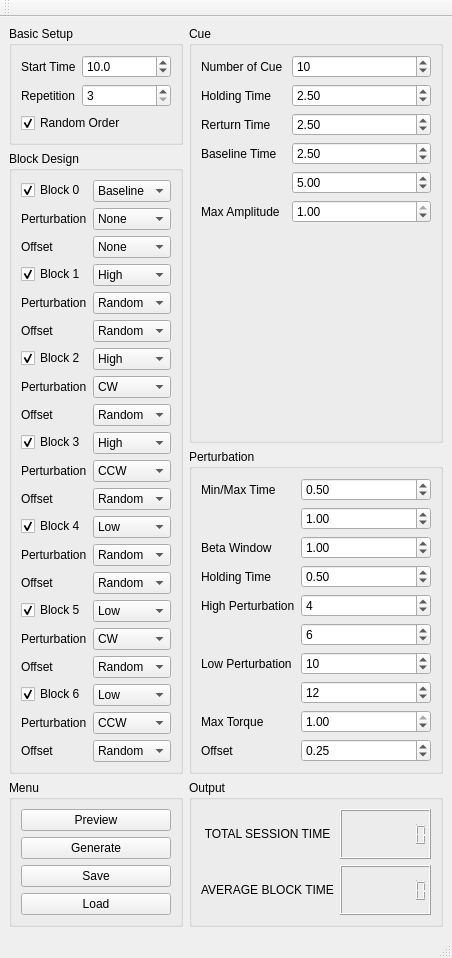
ThomasMartineau/Python-for-TMSiLite, file gui/rigidity_experiment_main_window.ui: the form before one commit.
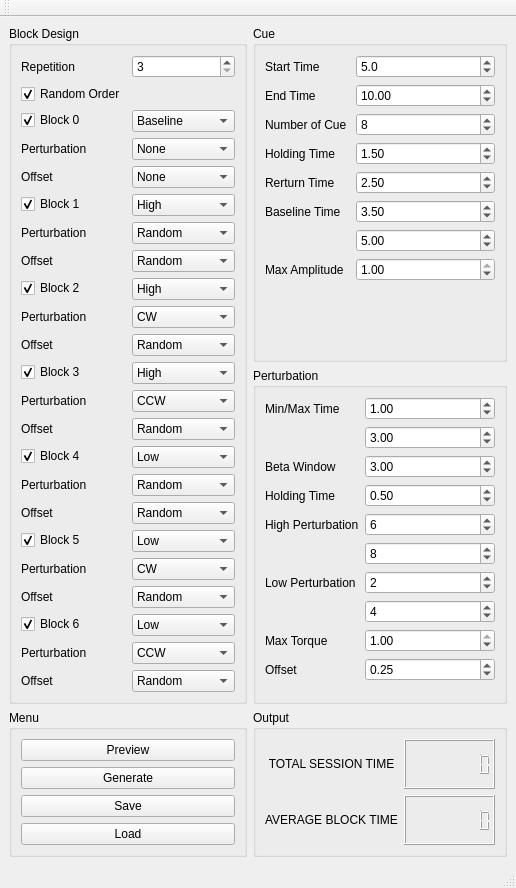
The form after the commit.

Commit message: end time added

The edit to the form file:
```diff
--- a/gui/rigidity_experiment_main_window.ui
+++ b/gui/rigidity_experiment_main_window.ui
@@ -6,8 +6,8 @@
    <rect>
     <x>0</x>
     <y>0</y>
-    <width>404</width>
-    <height>880</height>
+    <width>516</width>
+    <height>821</height>
    </rect>
   </property>
   <property name="windowTitle">
@@ -15,49 +15,6 @@
   </property>
   <widget class="QWidget" name="centralwidget">
    <layout class="QGridLayout" name="gridLayout">
-    <item row="3" column="2" rowspan="3">
-     <widget class="QGroupBox" name="groupBox_4">
-      <property name="title">
-       <string>Output </string>
-      </property>
-      <layout class="QGridLayout" name="gridLayout_5">
-       <item row="0" column="0">
-        <widget class="QLabel" name="label_16">
-         <property name="text">
-          <string>TOTAL SESSION TIME</string>
-         </property>
-         <property name="alignment">
-          <set>Qt::AlignCenter</set>
-         </property>
-        </widget>
-       </item>
-       <item row="0" column="1">
-        <widget class="QLCDNumber" name="Total_time">
-         <property name="digitCount">
-          <number>8</number>
-         </property>
-        </widget>
-       </item>
-       <item row="1" column="1">
-        <widget class="QLCDNumber" name="Average_time">
-         <property name="digitCount">
-          <number>8</number>
-         </property>
-        </widget>
-       </item>
-       <item row="1" column="0">
-        <widget class="QLabel" name="label_19">
-         <property name="text">
-          <string>AVERAGE BLOCK TIME</string>
-         </property>
-         <property name="alignment">
-          <set>Qt::AlignCenter</set>
-         </property>
-        </widget>
-       </item>
-      </layout>
-     </widget>
-    </item>
     <item row="3" column="0" rowspan="3">
      <widget class="QGroupBox" name="groupBox_5">
       <property name="title">
@@ -95,16 +52,166 @@
       </layout>
      </widget>
     </item>
-    <item row="0" column="0">
-     <widget class="QGroupBox" name="groupBox">
+    <item row="3" column="2" rowspan="3">
+     <widget class="QGroupBox" name="groupBox_4">
       <property name="title">
-       <string>Basic Setup</string>
+       <string>Output </string>
       </property>
-      <layout class="QFormLayout" name="formLayout">
+      <layout class="QGridLayout" name="gridLayout_5">
        <item row="0" column="0">
-        <widget class="QLabel" name="label_5">
+        <widget class="QLabel" name="label_16">
          <property name="text">
-          <string>Start Time</string>
+          <string>TOTAL SESSION TIME</string>
+         </property>
+         <property name="alignment">
+          <set>Qt::AlignCenter</set>
+         </property>
+        </widget>
+       </item>
+       <item row="0" column="1">
+        <widget class="QLCDNumber" name="Total_time">
+         <property name="digitCount">
+          <number>8</number>
+         </property>
+        </widget>
+       </item>
+       <item row="1" column="1">
+        <widget class="QLCDNumber" name="Average_time">
+         <property name="digitCount">
+          <number>8</number>
+         </property>
+        </widget>
+       </item>
+       <item row="1" column="0">
+        <widget class="QLabel" name="label_19">
+         <property name="text">
+          <string>AVERAGE BLOCK TIME</string>
+         </property>
+         <property name="alignment">
+          <set>Qt::AlignCenter</set>
+         </property>
+        </widget>
+       </item>
+      </layout>
+     </widget>
+    </item>
+    <item row="0" column="2">
+     <widget class="QGroupBox" name="groupBox_2">
+      <property name="title">
+       <string>Cue</string>
+      </property>
+      <layout class="QFormLayout" name="formLayout_3">
+       <item row="2" column="0">
+        <widget class="QLabel" name="label_8">
+         <property name="text">
+          <string>Number of Cue </string>
+         </property>
+        </widget>
+       </item>
+       <item row="2" column="1">
+        <widget class="QSpinBox" name="number_cue">
+         <property name="minimum">
+          <number>2</number>
+         </property>
+         <property name="maximum">
+          <number>100</number>
+         </property>
+         <property name="singleStep">
+          <number>2</number>
+         </property>
+         <property name="value">
+          <number>8</number>
+         </property>
+        </widget>
+       </item>
+       <item row="3" column="0">
+        <widget class="QLabel" name="label_9">
+         <property name="text">
+          <string>Holding Time</string>
+         </property>
+        </widget>
+       </item>
+       <item row="3" column="1">
+        <widget class="QDoubleSpinBox" name="cue_holding_time">
+         <property name="decimals">
+          <number>2</number>
+         </property>
+         <property name="singleStep">
+          <double>0.250000000000000</double>
+         </property>
+         <property name="value">
+          <double>1.500000000000000</double>
+         </property>
+        </widget>
+       </item>
+       <item row="4" column="0">
+        <widget class="QLabel" name="label_10">
+         <property name="text">
+          <string>Rerturn Time</string>
+         </property>
+        </widget>
+       </item>
+       <item row="4" column="1">
+        <widget class="QDoubleSpinBox" name="cue_return_time">
+         <property name="singleStep">
+          <double>0.250000000000000</double>
+         </property>
+         <property name="value">
+          <double>2.500000000000000</double>
+         </property>
+        </widget>
+       </item>
+       <item row="5" column="0">
+        <widget class="QLabel" name="label_12">
+         <property name="text">
+          <string>Baseline Time</string>
+         </property>
+        </widget>
+       </item>
+       <item row="5" column="1">
+        <widget class="QDoubleSpinBox" name="cue_min_time">
+         <property name="singleStep">
+          <double>0.250000000000000</double>
+         </property>
+         <property name="value">
+          <double>3.500000000000000</double>
+         </property>
+        </widget>
+       </item>
+       <item row="6" column="1">
+        <widget class="QDoubleSpinBox" name="cue_max_time">
+         <property name="singleStep">
+          <double>0.250000000000000</double>
+         </property>
+         <property name="value">
+          <double>5.000000000000000</double>
+         </property>
+        </widget>
+       </item>
+       <item row="7" column="0">
+        <widget class="QLabel" name="label_20">
+         <property name="text">
+          <string>Max Amplitude</string>
+         </property>
+        </widget>
+       </item>
+       <item row="7" column="1">
+        <widget class="QDoubleSpinBox" name="max_amplitude">
+         <property name="maximum">
+          <double>1.000000000000000</double>
+         </property>
+         <property name="singleStep">
+          <double>0.050000000000000</double>
+         </property>
+         <property name="value">
+          <double>1.000000000000000</double>
+         </property>
+        </widget>
+       </item>
+       <item row="8" column="0">
+        <widget class="QLabel" name="label_22">
+         <property name="text">
+          <string/>
          </property>
         </widget>
        </item>
@@ -117,38 +224,38 @@
           <double>0.500000000000000</double>
          </property>
          <property name="value">
+          <double>5.000000000000000</double>
+         </property>
+        </widget>
+       </item>
+       <item row="0" column="0">
+        <widget class="QLabel" name="label_5">
+         <property name="text">
+          <string>Start Time</string>
+         </property>
+        </widget>
+       </item>
+       <item row="1" column="0">
+        <widget class="QLabel" name="label_32">
+         <property name="text">
+          <string>End Time</string>
+         </property>
+        </widget>
+       </item>
+       <item row="1" column="1">
+        <widget class="QDoubleSpinBox" name="end_time">
+         <property name="singleStep">
+          <double>0.500000000000000</double>
+         </property>
+         <property name="value">
           <double>10.000000000000000</double>
          </property>
         </widget>
        </item>
-       <item row="1" column="0">
-        <widget class="QLabel" name="label">
-         <property name="text">
-          <string>Repetition</string>
-         </property>
-        </widget>
-       </item>
-       <item row="1" column="1">
-        <widget class="QSpinBox" name="repetition">
-         <property name="minimum">
-          <number>3</number>
-         </property>
-        </widget>
-       </item>
-       <item row="2" column="0" colspan="2">
-        <widget class="QCheckBox" name="shuffle_block">
-         <property name="text">
-          <string>Random Order</string>
-         </property>
-         <property name="checked">
-          <bool>true</bool>
-         </property>
-        </widget>
-       </item>
       </layout>
      </widget>
     </item>
-    <item row="2" column="2">
+    <item row="1" column="2">
      <widget class="QGroupBox" name="groupBox_3">
       <property name="title">
        <string>Perturbation</string>
@@ -167,7 +274,7 @@
           <double>0.050000000000000</double>
          </property>
          <property name="value">
-          <double>0.500000000000000</double>
+          <double>1.000000000000000</double>
          </property>
         </widget>
        </item>
@@ -180,7 +287,7 @@
           <double>0.050000000000000</double>
          </property>
          <property name="value">
-          <double>1.000000000000000</double>
+          <double>3.000000000000000</double>
          </property>
         </widget>
        </item>
@@ -197,7 +304,7 @@
           <double>0.050000000000000</double>
          </property>
          <property name="value">
-          <double>1.000000000000000</double>
+          <double>3.000000000000000</double>
          </property>
         </widget>
        </item>
@@ -228,17 +335,17 @@
        <item row="4" column="1">
         <widget class="QSpinBox" name="high_perturbation_min_number">
          <property name="value">
-          <number>4</number>
-         </property>
-        </widget>
-       </item>
-       <item row="5" column="1">
-        <widget class="QSpinBox" name="high_perturbation_max_number">
-         <property name="value">
           <number>6</number>
          </property>
         </widget>
        </item>
+       <item row="5" column="1">
+        <widget class="QSpinBox" name="high_perturbation_max_number">
+         <property name="value">
+          <number>8</number>
+         </property>
+        </widget>
+       </item>
        <item row="6" column="0">
         <widget class="QLabel" name="label_18">
          <property name="text">
@@ -249,14 +356,14 @@
        <item row="6" column="1">
         <widget class="QSpinBox" name="low_perturbation_min_number">
          <property name="value">
-          <number>10</number>
+          <number>2</number>
          </property>
         </widget>
        </item>
        <item row="7" column="1">
         <widget class="QSpinBox" name="low_perturbation_max_number">
          <property name="value">
-          <number>12</number>
+          <number>4</number>
          </property>
         </widget>
        </item>
@@ -303,136 +410,13 @@
       </layout>
      </widget>
     </item>
-    <item row="0" column="2" rowspan="2">
-     <widget class="QGroupBox" name="groupBox_2">
-      <property name="title">
-       <string>Cue</string>
-      </property>
-      <layout class="QFormLayout" name="formLayout_3">
-       <item row="0" column="0">
-        <widget class="QLabel" name="label_8">
-         <property name="text">
-          <string>Number of Cue </string>
-         </property>
-        </widget>
-       </item>
-       <item row="0" column="1">
-        <widget class="QSpinBox" name="number_cue">
-         <property name="minimum">
-          <number>2</number>
-         </property>
-         <property name="maximum">
-          <number>100</number>
-         </property>
-         <property name="singleStep">
-          <number>2</number>
-         </property>
-         <property name="value">
-          <number>10</number>
-         </property>
-        </widget>
-       </item>
-       <item row="1" column="0">
-        <widget class="QLabel" name="label_9">
-         <property name="text">
-          <string>Holding Time</string>
-         </property>
-        </widget>
-       </item>
-       <item row="1" column="1">
-        <widget class="QDoubleSpinBox" name="cue_holding_time">
-         <property name="decimals">
-          <number>2</number>
-         </property>
-         <property name="singleStep">
-          <double>0.250000000000000</double>
-         </property>
-         <property name="value">
-          <double>2.500000000000000</double>
-         </property>
-        </widget>
-       </item>
-       <item row="2" column="0">
-        <widget class="QLabel" name="label_10">
-         <property name="text">
-          <string>Rerturn Time</string>
-         </property>
-        </widget>
-       </item>
-       <item row="2" column="1">
-        <widget class="QDoubleSpinBox" name="cue_return_time">
-         <property name="singleStep">
-          <double>0.250000000000000</double>
-         </property>
-         <property name="value">
-          <double>2.500000000000000</double>
-         </property>
-        </widget>
-       </item>
-       <item row="3" column="0">
-        <widget class="QLabel" name="label_12">
-         <property name="text">
-          <string>Baseline Time</string>
-         </property>
-        </widget>
-       </item>
-       <item row="3" column="1">
-        <widget class="QDoubleSpinBox" name="cue_min_time">
-         <property name="singleStep">
-          <double>0.250000000000000</double>
-         </property>
-         <property name="value">
-          <double>2.500000000000000</double>
-         </property>
-        </widget>
-       </item>
-       <item row="4" column="1">
-        <widget class="QDoubleSpinBox" name="cue_max_time">
-         <property name="singleStep">
-          <double>0.250000000000000</double>
-         </property>
-         <property name="value">
-          <double>5.000000000000000</double>
-         </property>
-        </widget>
-       </item>
-       <item row="5" column="0">
-        <widget class="QLabel" name="label_20">
-         <property name="text">
-          <string>Max Amplitude</string>
-         </property>
-        </widget>
-       </item>
-       <item row="5" column="1">
-        <widget class="QDoubleSpinBox" name="max_amplitude">
-         <property name="maximum">
-          <double>1.000000000000000</double>
-         </property>
-         <property name="singleStep">
-          <double>0.050000000000000</double>
-         </property>
-         <property name="value">
-          <double>1.000000000000000</double>
-         </property>
-        </widget>
-       </item>
-       <item row="6" column="0">
-        <widget class="QLabel" name="label_22">
-         <property name="text">
-          <string/>
-         </property>
-        </widget>
-       </item>
-      </layout>
-     </widget>
-    </item>
-    <item row="1" column="0" rowspan="2">
+    <item row="0" column="0" rowspan="2">
      <widget class="QGroupBox" name="groupBox_7">
       <property name="title">
        <string>Block Design</string>
       </property>
       <layout class="QFormLayout" name="formLayout_2">
-       <item row="0" column="0">
+       <item row="2" column="0">
         <widget class="QCheckBox" name="block_0">
          <property name="text">
           <string>Block 0</string>
@@ -442,7 +426,7 @@
          </property>
         </widget>
        </item>
-       <item row="0" column="1">
+       <item row="2" column="1">
         <widget class="QComboBox" name="type_0">
          <item>
           <property name="text">
@@ -461,14 +445,14 @@
          </item>
         </widget>
        </item>
-       <item row="1" column="0">
+       <item row="3" column="0">
         <widget class="QLabel" name="label_2">
          <property name="text">
           <string>Perturbation</string>
          </property>
         </widget>
        </item>
-       <item row="1" column="1">
+       <item row="3" column="1">
         <widget class="QComboBox" name="per_0">
          <item>
           <property name="text">
@@ -477,14 +461,14 @@
          </item>
         </widget>
        </item>
-       <item row="2" column="0">
+       <item row="4" column="0">
         <widget class="QLabel" name="label_25">
          <property name="text">
           <string>Offset</string>
          </property>
         </widget>
        </item>
-       <item row="2" column="1">
+       <item row="4" column="1">
         <widget class="QComboBox" name="offset_0">
          <item>
           <property name="text">
@@ -493,7 +477,7 @@
          </item>
         </widget>
        </item>
-       <item row="3" column="0">
+       <item row="5" column="0">
         <widget class="QCheckBox" name="block_1">
          <property name="text">
           <string>Block 1</string>
@@ -503,7 +487,7 @@
          </property>
         </widget>
        </item>
-       <item row="3" column="1">
+       <item row="5" column="1">
         <widget class="QComboBox" name="type_1">
          <item>
           <property name="text">
@@ -522,14 +506,14 @@
          </item>
         </widget>
        </item>
-       <item row="4" column="0">
+       <item row="6" column="0">
         <widget class="QLabel" name="label_4">
          <property name="text">
           <string>Perturbation</string>
          </property>
         </widget>
        </item>
-       <item row="4" column="1">
+       <item row="6" column="1">
         <widget class="QComboBox" name="per_1">
          <item>
           <property name="text">
@@ -548,7 +532,7 @@
          </item>
         </widget>
        </item>
-       <item row="5" column="1">
+       <item row="7" column="1">
         <widget class="QComboBox" name="offset_1">
          <item>
           <property name="text">
@@ -572,7 +556,7 @@
          </item>
         </widget>
        </item>
-       <item row="6" column="0">
+       <item row="8" column="0">
         <widget class="QCheckBox" name="block_2">
          <property name="text">
           <string>Block 2</string>
@@ -582,7 +566,7 @@
          </property>
         </widget>
        </item>
-       <item row="6" column="1">
+       <item row="8" column="1">
         <widget class="QComboBox" name="type_2">
          <item>
           <property name="text">
@@ -601,14 +585,14 @@
          </item>
         </widget>
        </item>
-       <item row="7" column="0">
+       <item row="9" column="0">
         <widget class="QLabel" name="label_6">
          <property name="text">
           <string>Perturbation</string>
          </property>
         </widget>
        </item>
-       <item row="7" column="1">
+       <item row="9" column="1">
         <widget class="QComboBox" name="per_2">
          <item>
           <property name="text">
@@ -627,7 +611,7 @@
          </item>
         </widget>
        </item>
-       <item row="8" column="1">
+       <item row="10" column="1">
         <widget class="QComboBox" name="offset_2">
          <item>
           <property name="text">
@@ -651,7 +635,7 @@
          </item>
         </widget>
        </item>
-       <item row="9" column="0">
+       <item row="11" column="0">
         <widget class="QCheckBox" name="block_3">
          <property name="text">
           <string>Block 3</string>
@@ -661,7 +645,7 @@
          </property>
         </widget>
        </item>
-       <item row="9" column="1">
+       <item row="11" column="1">
         <widget class="QComboBox" name="type_3">
          <item>
           <property name="text">
@@ -680,14 +664,14 @@
          </item>
         </widget>
        </item>
-       <item row="10" column="0">
+       <item row="12" column="0">
         <widget class="QLabel" name="label_7">
          <property name="text">
           <string>Perturbation</string>
          </property>
         </widget>
        </item>
-       <item row="10" column="1">
+       <item row="12" column="1">
         <widget class="QComboBox" name="per_3">
          <item>
           <property name="text">
@@ -706,7 +690,7 @@
          </item>
         </widget>
        </item>
-       <item row="11" column="1">
+       <item row="13" column="1">
         <widget class="QComboBox" name="offset_3">
          <item>
           <property name="text">
@@ -730,7 +714,7 @@
          </item>
         </widget>
        </item>
-       <item row="12" column="0">
+       <item row="14" column="0">
         <widget class="QCheckBox" name="block_4">
          <property name="text">
           <string>Block 4</string>
@@ -740,7 +724,7 @@
          </property>
         </widget>
        </item>
-       <item row="12" column="1">
+       <item row="14" column="1">
         <widget class="QComboBox" name="type_4">
          <item>
           <property name="text">
@@ -759,14 +743,14 @@
          </item>
         </widget>
        </item>
-       <item row="13" column="0">
+       <item row="15" column="0">
         <widget class="QLabel" name="label_11">
          <property name="text">
           <string>Perturbation</string>
          </property>
         </widget>
        </item>
-       <item row="13" column="1">
+       <item row="15" column="1">
         <widget class="QComboBox" name="per_4">
          <item>
           <property name="text">
@@ -785,7 +769,7 @@
          </item>
         </widget>
        </item>
-       <item row="14" column="1">
+       <item row="16" column="1">
         <widget class="QComboBox" name="offset_4">
          <item>
           <property name="text">
@@ -809,7 +793,7 @@
          </item>
         </widget>
        </item>
-       <item row="15" column="0">
+       <item row="17" column="0">
         <widget class="QCheckBox" name="block_5">
          <property name="text">
           <string>Block 5</string>
@@ -819,7 +803,7 @@
          </property>
         </widget>
        </item>
-       <item row="15" column="1">
+       <item row="17" column="1">
         <widget class="QComboBox" name="type_5">
          <item>
           <property name="text">
@@ -838,14 +822,14 @@
          </item>
         </widget>
        </item>
-       <item row="16" column="0">
+       <item row="18" column="0">
         <widget class="QLabel" name="label_23">
          <property name="text">
           <string>Perturbation</string>
          </property>
         </widget>
        </item>
-       <item row="16" column="1">
+       <item row="18" column="1">
         <widget class="QComboBox" name="per_5">
          <item>
           <property name="text">
@@ -864,7 +848,7 @@
          </item>
         </widget>
        </item>
-       <item row="17" column="1">
+       <item row="19" column="1">
         <widget class="QComboBox" name="offset_5">
          <item>
           <property name="text">
@@ -888,7 +872,7 @@
          </item>
         </widget>
        </item>
-       <item row="18" column="0">
+       <item row="20" column="0">
         <widget class="QCheckBox" name="block_6">
          <property name="text">
           <string>Block 6</string>
@@ -898,7 +882,7 @@
          </property>
         </widget>
        </item>
-       <item row="18" column="1">
+       <item row="20" column="1">
         <widget class="QComboBox" name="type_6">
          <item>
           <property name="text">
@@ -917,14 +901,14 @@
          </item>
         </widget>
        </item>
-       <item row="19" column="0">
+       <item row="21" column="0">
         <widget class="QLabel" name="label_24">
          <property name="text">
           <string>Perturbation</string>
          </property>
         </widget>
        </item>
-       <item row="19" column="1">
+       <item row="21" column="1">
         <widget class="QComboBox" name="per_6">
          <item>
           <property name="text">
@@ -943,7 +927,7 @@
          </item>
         </widget>
        </item>
-       <item row="20" column="1">
+       <item row="22" column="1">
         <widget class="QComboBox" name="offset_6">
          <item>
           <property name="text">
@@ -967,48 +951,72 @@
          </item>
         </widget>
        </item>
-       <item row="5" column="0">
+       <item row="7" column="0">
         <widget class="QLabel" name="label_26">
          <property name="text">
           <string>Offset</string>
          </property>
         </widget>
        </item>
-       <item row="8" column="0">
+       <item row="10" column="0">
         <widget class="QLabel" name="label_27">
          <property name="text">
           <string>Offset</string>
          </property>
         </widget>
        </item>
-       <item row="11" column="0">
+       <item row="13" column="0">
         <widget class="QLabel" name="label_28">
          <property name="text">
           <string>Offset</string>
          </property>
         </widget>
        </item>
-       <item row="14" column="0">
+       <item row="16" column="0">
         <widget class="QLabel" name="label_29">
          <property name="text">
           <string>Offset</string>
          </property>
         </widget>
        </item>
-       <item row="17" column="0">
+       <item row="19" column="0">
         <widget class="QLabel" name="label_30">
          <property name="text">
           <string>Offset</string>
          </property>
         </widget>
        </item>
-       <item row="20" column="0">
+       <item row="22" column="0">
         <widget class="QLabel" name="label_31">
          <property name="text">
           <string>Offset</string>
          </property>
         </widget>
        </item>
+       <item row="0" column="0">
+        <widget class="QLabel" name="label">
+         <property name="text">
+          <string>Repetition</string>
+         </property>
+        </widget>
+       </item>
+       <item row="0" column="1">
+        <widget class="QSpinBox" name="repetition">
+         <property name="minimum">
+          <number>3</number>
+         </property>
+        </widget>
+       </item>
+       <item row="1" column="0">
+        <widget class="QCheckBox" name="shuffle_block">
+         <property name="text">
+          <string>Random Order</string>
+         </property>
+         <property name="checked">
+          <bool>true</bool>
+         </property>
+        </widget>
+       </item>
       </layout>
      </widget>
     </item>
```
The commit also changes 3 other files.
